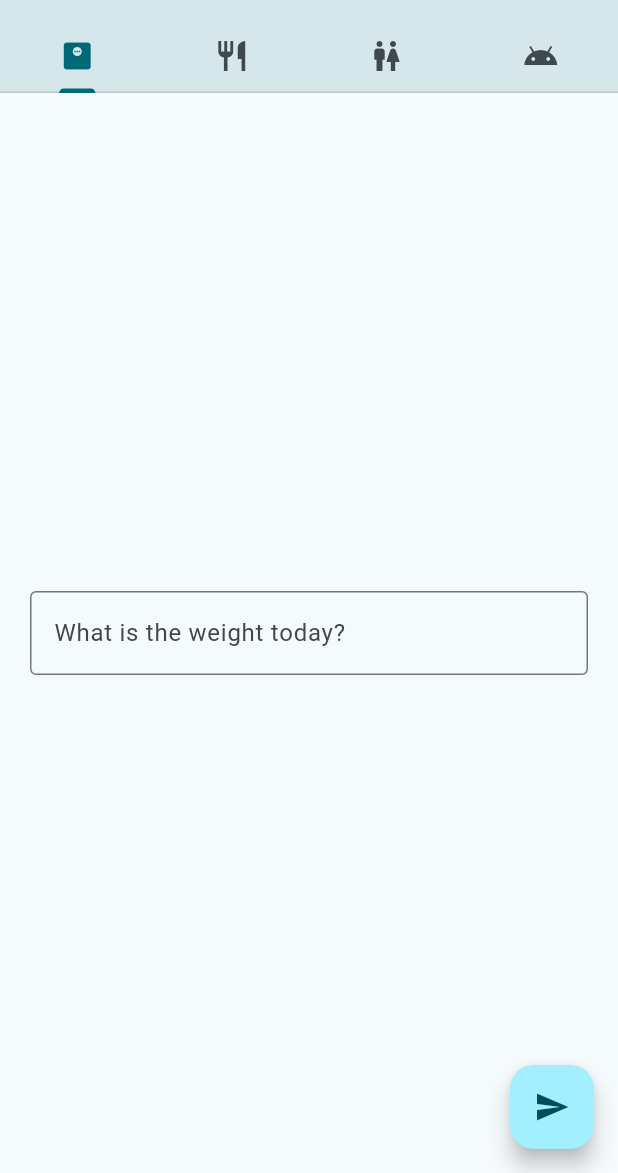
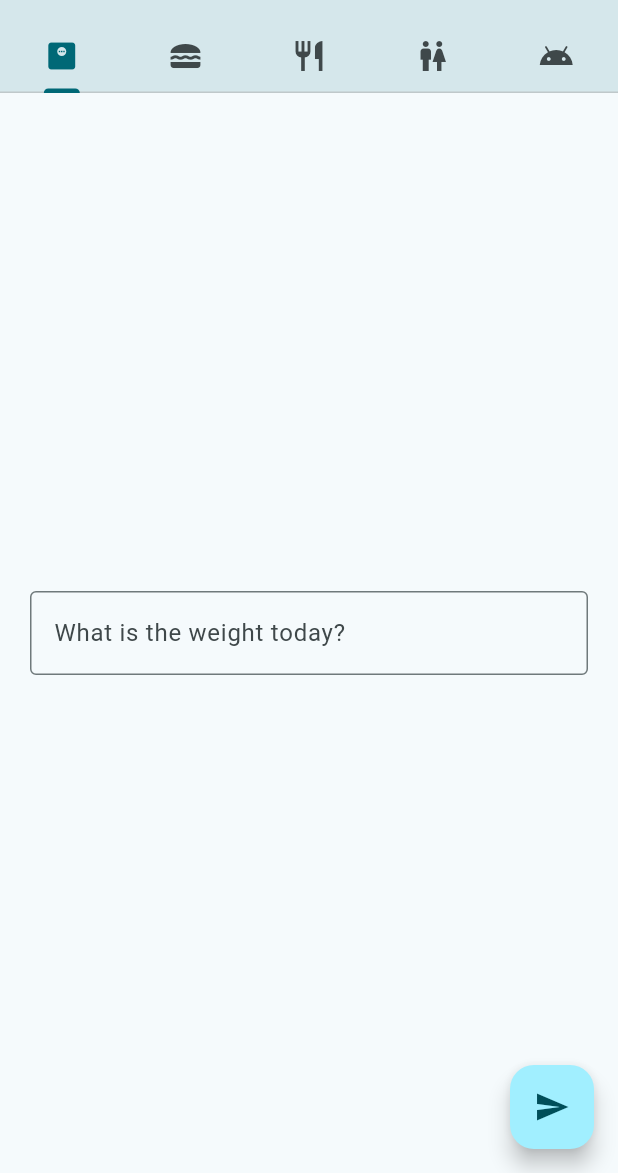
Before and after one commit to psc1453/CatLife-App-Flutter, a Flutter app: the screen it shows after launch, on a phone screen of 412 x 824 dp, the part 63-1236 px from its top. Run offline on Flutter 3.47's test engine with Material 2 defaults, Android fonts, the phone set to English and light mode, and no system bars.

Commit message:
Add a food tab.

```diff
--- /dev/null
+++ b/lib/TabViews/FoodTabView.dart
@@ -0,0 +1,5 @@
+import 'dart:convert';
+
+import 'package:flutter/material.dart';
+import 'package:http/http.dart' as http;
+import '../server_info.dart';
--- a/lib/main.dart
+++ b/lib/main.dart
@@ -29,13 +29,14 @@ class HomePage extends StatelessWidget {
   @override
   Widget build(BuildContext context) {
     return DefaultTabController(
-      length: 4,
+      length: 5,
       child: Scaffold(
         appBar: AppBar(
           title: const Text("CatLife"),
           bottom: const TabBar(
             tabs: [
               Tab(icon: Icon(Icons.monitor_weight)),
+              Tab(icon: Icon(Icons.lunch_dining)),
               Tab(icon: Icon(Icons.restaurant)),
               Tab(icon: Icon(Icons.wc)),
               Tab(icon: Icon(Icons.android))
```
